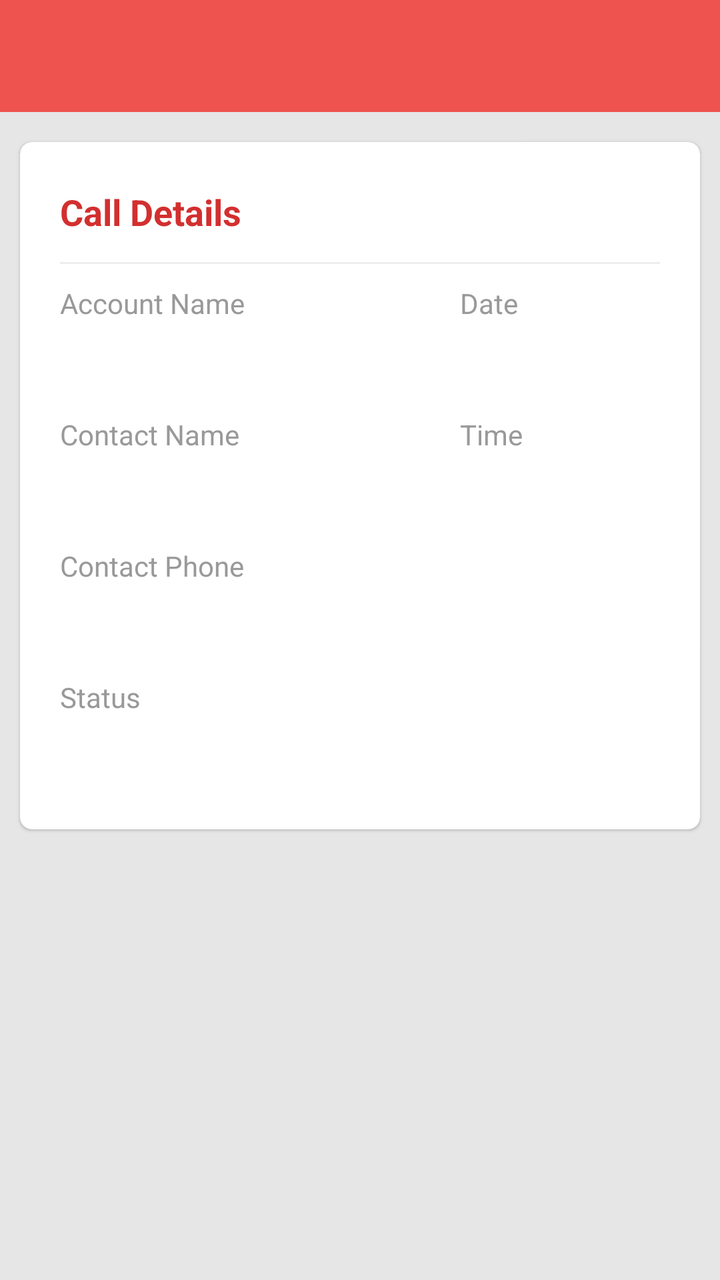
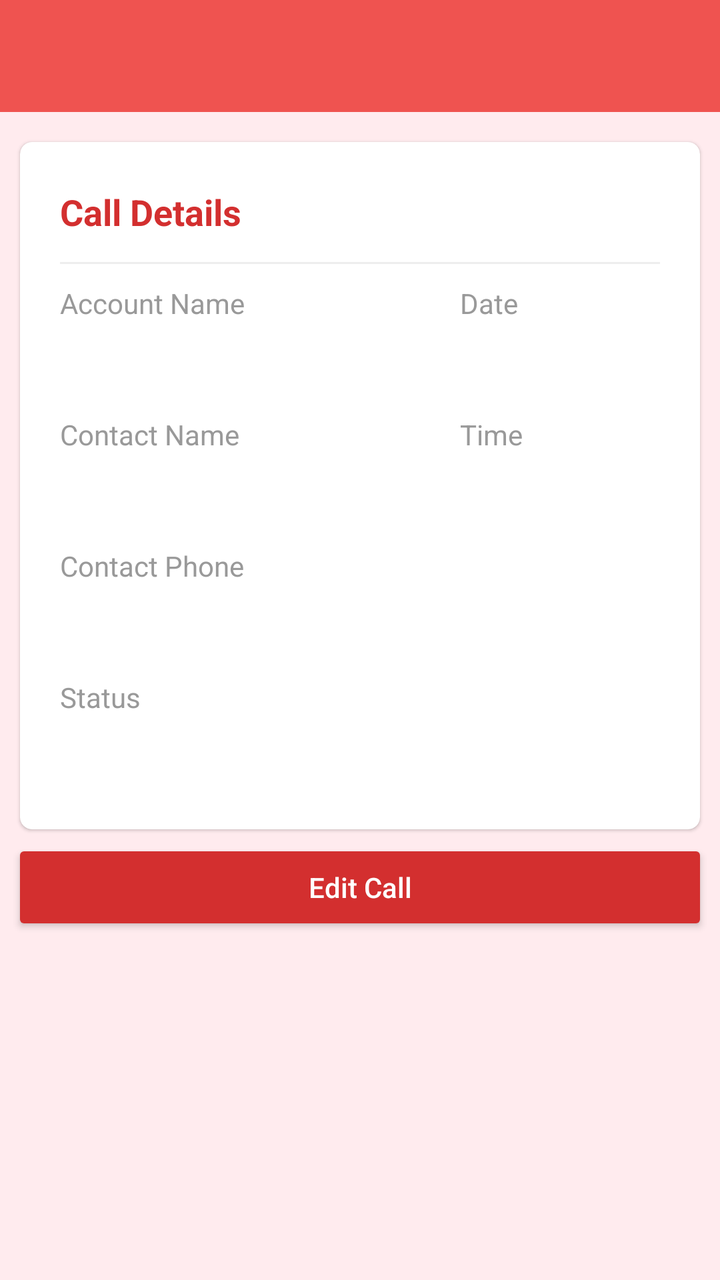

An Android layout rendered at two revisions. The XML below is the earlier revision; the diff shows what the commit changed to produce the second picture.
<!-- AndroidManifest.xml: application theme AppTheme -->
<!-- res/layout/activity_individual_call.xml -->
<?xml version="1.0" encoding="utf-8"?>
<LinearLayout xmlns:android="http://schemas.android.com/apk/res/android"
    xmlns:app="http://schemas.android.com/apk/res-auto"
    android:layout_width="match_parent"
    android:layout_height="match_parent"
    android:background="@color/grey_10"
    android:fitsSystemWindows="true"
    android:orientation="vertical">

    <com.google.android.material.appbar.AppBarLayout
        android:layout_width="match_parent"
        android:id="@+id/app_bar_layout"
        android:layout_height="wrap_content">

        <include layout="@layout/toolbar" />

    </com.google.android.material.appbar.AppBarLayout>




























































    <androidx.core.widget.NestedScrollView
        android:id="@+id/nested_scroll_view"
        android:layout_width="match_parent"
        android:layout_height="match_parent"
        android:scrollbars="none"
        android:scrollingCache="true">

        <LinearLayout
            android:layout_width="match_parent"
            android:layout_height="wrap_content"
            android:descendantFocusability="blocksDescendants"
            android:orientation="vertical">





            <LinearLayout
                android:layout_width="match_parent"
                android:layout_height="wrap_content"
                android:layout_marginBottom="@dimen/spacing_medium"
                android:layout_marginLeft="@dimen/spacing_middle"
                android:layout_marginRight="@dimen/spacing_middle"
                android:orientation="horizontal">




















            </LinearLayout>

            <androidx.cardview.widget.CardView
                android:layout_width="match_parent"
                android:layout_height="wrap_content"
                android:layout_marginBottom="@dimen/spacing_medium"
                android:layout_marginLeft="@dimen/spacing_middle"
                android:layout_marginRight="@dimen/spacing_middle"
                android:layout_marginTop="@dimen/spacing_middle"
                android:visibility="visible"
                app:cardCornerRadius="6dp"
                app:cardElevation="1dp">

                <LinearLayout
                    android:layout_width="match_parent"
                    android:layout_height="wrap_content"
                    android:orientation="horizontal"
                    android:padding="@dimen/spacing_mlarge">

                    <LinearLayout
                        android:layout_width="0dp"
                        android:layout_height="wrap_content"
                        android:layout_weight="2"
                        android:orientation="vertical">

                        <TextView
                            android:layout_width="wrap_content"
                            android:layout_height="30dp"
                            android:gravity="center_vertical"
                            android:text="Call Details"
                            android:textAppearance="@style/Base.TextAppearance.AppCompat.Medium"
                            android:textColor="@color/red_700"
                            android:textStyle="bold" />

                        <View
                            android:layout_width="match_parent"
                            android:layout_height="1dp"
                            android:background="@color/grey_200"
                            android:layout_marginTop="10dp"
                            android:layout_marginBottom="@dimen/spacing_medium" />






                        <View
                            android:layout_width="0dp"
                            android:layout_height="@dimen/spacing_medium" />

                        <TextView
                            android:layout_width="wrap_content"
                            android:layout_height="wrap_content"
                            android:text="Account Name"
                            android:textAppearance="@style/Base.TextAppearance.AppCompat.Body1"
                            android:textColor="@color/grey_40" />

                        <TextView
                            android:layout_width="wrap_content"
                            android:layout_height="wrap_content"
                            android:layout_marginTop="@dimen/spacing_medium"
                            android:text=""
                            android:id="@+id/accountNameTextView"
                            android:textAppearance="@style/Base.TextAppearance.AppCompat.Subhead"
                            android:textColor="@color/grey_80" />

                        <View
                            android:layout_width="0dp"
                            android:layout_height="@dimen/spacing_mlarge" />

                        <TextView
                            android:layout_width="wrap_content"
                            android:layout_height="wrap_content"
                            android:text="Contact Name"
                            android:textAppearance="@style/Base.TextAppearance.AppCompat.Body1"
                            android:textColor="@color/grey_40" />

                        <TextView
                            android:layout_width="wrap_content"
                            android:layout_height="wrap_content"
                            android:layout_marginTop="@dimen/spacing_medium"
                            android:text=""
                            android:id="@+id/contactNameTextView"
                            android:textAppearance="@style/Base.TextAppearance.AppCompat.Subhead"
                            android:textColor="@color/grey_80" />

                        <View
                            android:layout_width="0dp"
                            android:layout_height="@dimen/spacing_mlarge" />

                        <TextView
                            android:layout_width="wrap_content"
                            android:layout_height="wrap_content"
                            android:text="Contact Phone"
                            android:textAppearance="@style/Base.TextAppearance.AppCompat.Body1"
                            android:textColor="@color/grey_40" />

                        <TextView
                            android:layout_width="wrap_content"
                            android:layout_height="wrap_content"
                            android:layout_marginTop="@dimen/spacing_medium"
                            android:text=""
                            android:id="@+id/contactPhoneTextView"
                            android:textAppearance="@style/Base.TextAppearance.AppCompat.Subhead"
                            android:textColor="@color/grey_80" />


                        <View
                            android:layout_width="0dp"
                            android:layout_height="@dimen/spacing_mlarge" />

                        <TextView
                            android:layout_width="wrap_content"
                            android:layout_height="wrap_content"
                            android:text="Status"
                            android:textAppearance="@style/Base.TextAppearance.AppCompat.Body1"
                            android:textColor="@color/grey_40" />

                        <TextView
                            android:layout_width="wrap_content"
                            android:layout_height="wrap_content"
                            android:layout_marginTop="@dimen/spacing_medium"
                            android:text=""
                            android:id="@+id/descriptionTextView"
                            android:textAppearance="@style/Base.TextAppearance.AppCompat.Subhead"
                            android:textColor="@color/grey_80" />







                        <View
                            android:layout_width="0dp"
                            android:layout_height="@dimen/spacing_middle" />



                    </LinearLayout>

                    <LinearLayout
                        android:layout_width="0dp"
                        android:layout_height="wrap_content"
                        android:layout_weight="1"
                        android:orientation="vertical">

                        <View
                            android:layout_width="30dp"
                            android:layout_height="30dp"/>

                        
                        
                        
                        
                        
                        

                        <View
                            android:layout_width="match_parent"
                            android:layout_height="1dp"
                            android:background="@color/grey_200"
                            android:layout_marginTop="10dp"
                            android:layout_marginBottom="@dimen/spacing_medium" />



                        <View
                            android:layout_width="0dp"
                            android:layout_height="@dimen/spacing_medium" />

                        <TextView
                            android:layout_width="wrap_content"
                            android:layout_height="wrap_content"
                            android:text="Date"
                            android:textAppearance="@style/Base.TextAppearance.AppCompat.Body1"
                            android:textColor="@color/grey_40" />

                        <TextView
                            android:layout_width="wrap_content"
                            android:layout_height="wrap_content"
                            android:layout_marginTop="@dimen/spacing_medium"
                            android:text=""
                            android:id="@+id/dateTextView"
                            android:textAppearance="@style/Base.TextAppearance.AppCompat.Subhead"
                            android:textColor="@color/grey_80" />

                        <View
                            android:layout_width="0dp"
                            android:layout_height="@dimen/spacing_mlarge" />

                        <TextView
                            android:layout_width="wrap_content"
                            android:layout_height="wrap_content"
                            android:text="Time"
                            android:textAppearance="@style/Base.TextAppearance.AppCompat.Body1"
                            android:textColor="@color/grey_40" />

                        <TextView
                            android:layout_width="wrap_content"
                            android:layout_height="wrap_content"
                            android:layout_marginTop="@dimen/spacing_medium"
                            android:text=""
                            android:id="@+id/timeTextView"
                            android:textAppearance="@style/Base.TextAppearance.AppCompat.Subhead"
                            android:textColor="@color/grey_80" />

                        <View
                            android:layout_width="0dp"
                            android:layout_height="@dimen/spacing_middle" />







                    </LinearLayout>


                </LinearLayout>



            </androidx.cardview.widget.CardView>

































































































































        </LinearLayout>

    </androidx.core.widget.NestedScrollView>

</LinearLayout>
<!-- res/layout/toolbar.xml (included above) -->
<?xml version="1.0" encoding="utf-8"?>
<androidx.appcompat.widget.Toolbar
    xmlns:android="http://schemas.android.com/apk/res/android"
    xmlns:app="http://schemas.android.com/apk/res-auto"
    android:id="@+id/toolbar"
    android:layout_width="match_parent"
    android:layout_height="?android:attr/actionBarSize"
    android:background="@color/colorPrimary"
    app:contentInsetStartWithNavigation="0dp"
    android:theme="@style/ThemeOverlay.AppCompat.Dark.ActionBar"
    app:popupTheme="@style/ThemeOverlay.AppCompat.Light"/>
<!-- resources referenced by this layout -->
<resources>
  <color name="colorPrimary">#ef5350</color>
  <color name="grey_10">#e6e6e6</color>
  <color name="grey_200">#EEEEEE</color>
  <color name="grey_40">#999999</color>
  <color name="grey_80">#37474F</color>
  <color name="red_700">#D32F2F</color>
  <dimen name="spacing_medium">5dp</dimen>
  <dimen name="spacing_middle">10dp</dimen>
  <dimen name="spacing_mlarge">20dp</dimen>
  <style name="AppTheme" parent="BaseTheme">
          <item name="android:windowContentTransitions">true</item>
  
  
          
      </style>
  <style name="BaseTheme" parent="Theme.AppCompat.Light.NoActionBar">
          
          <item name="colorPrimary">@color/colorPrimary</item>
          <item name="colorPrimaryDark">@color/colorPrimaryDark</item>
          <item name="colorAccent">@color/colorAccent</item>
          <item name="windowActionModeOverlay">true</item>
          <item name="android:actionModeBackground">@color/blue_grey_600</item>
          <item name="android:dialogTheme">@style/Dialog.Theme</item>
          
          <item name="android:windowDisablePreview">true</item>
      </style>
  <color name="colorPrimaryDark">#dc1814</color>
  <color name="colorAccent">#FF4081</color>
  <color name="blue_grey_600">#546E7A</color>
  <style name="Dialog.Theme" parent="Theme.AppCompat.Light.Dialog">
          <item name="colorPrimary">@color/colorPrimary</item>
          <item name="colorPrimaryDark">@color/colorPrimaryDark</item>
          <item name="colorAccent">@color/colorAccent</item>
      </style>
</resources>

<!-- the commit's change to res/layout/activity_individual_call.xml (unified diff, before → after) -->
@@ -79,6 +79,7 @@
         android:id="@+id/nested_scroll_view"
         android:layout_width="match_parent"
         android:layout_height="match_parent"
+        android:background="@color/red_50"
         android:scrollbars="none"
         android:scrollingCache="true">
 
@@ -344,6 +345,18 @@
 
 
             </androidx.cardview.widget.CardView>
+
+            <Button
+                android:layout_width="match_parent"
+                android:layout_marginLeft="6dp"
+                android:layout_marginRight="6dp"
+                android:layout_height="wrap_content"
+                android:text="Edit Call"
+                android:textAllCaps="false"
+                android:textColor="@color/white"
+                android:backgroundTint="@color/red_700"
+                android:elevation="4dp"
+                android:id="@+id/editCallButton"/>
 
 
 
<!-- resource entries referenced after the edit -->
@@ -5,7 +5,9 @@
   <color name="grey_200">#EEEEEE</color>
   <color name="grey_40">#999999</color>
   <color name="grey_80">#37474F</color>
+  <color name="red_50">#FFEBEE</color>
   <color name="red_700">#D32F2F</color>
+  <color name="white">#FFFFFF</color>
   <dimen name="spacing_medium">5dp</dimen>
   <dimen name="spacing_middle">10dp</dimen>
   <dimen name="spacing_mlarge">20dp</dimen>
